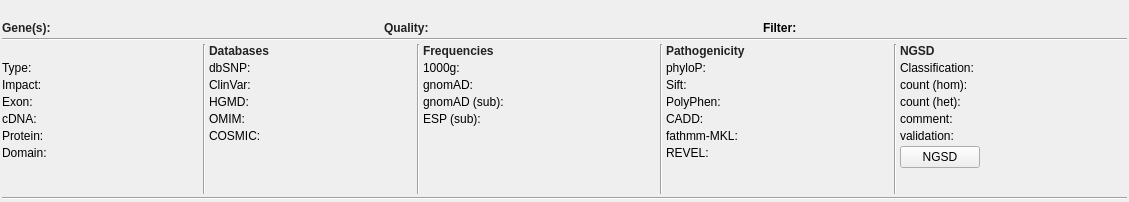
First picture: the form in src/GSvar/VariantDetailsDockWidget.ui, repository imgag/ngs-bits, before the edit.
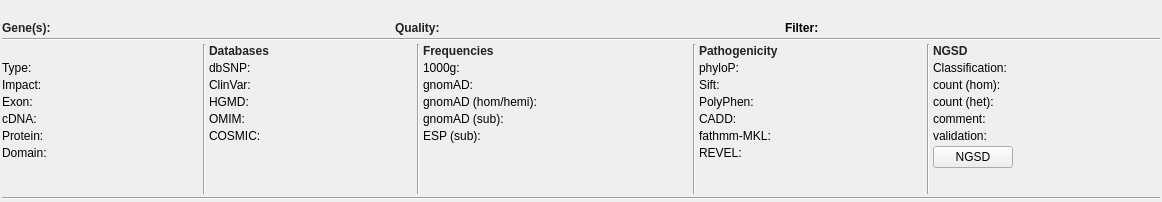
Second picture: the form after the edit. Icons and pictures are not drawn.

```diff
--- a/src/GSvar/VariantDetailsDockWidget.ui
+++ b/src/GSvar/VariantDetailsDockWidget.ui
@@ -6,7 +6,7 @@
    <rect>
     <x>0</x>
     <y>0</y>
-    <width>1120</width>
+    <width>1141</width>
     <height>202</height>
    </rect>
   </property>
@@ -18,7 +18,7 @@
   </property>
   <property name="minimumSize">
    <size>
-    <width>1120</width>
+    <width>1133</width>
     <height>202</height>
    </size>
   </property>
@@ -678,14 +678,14 @@
           </property>
          </widget>
         </item>
-        <item row="3" column="0">
+        <item row="4" column="0">
          <widget class="QLabel" name="label_gnomad_sub">
           <property name="text">
            <string>gnomAD (sub):</string>
           </property>
          </widget>
         </item>
-        <item row="3" column="1">
+        <item row="4" column="1">
          <widget class="QLabel" name="gnomad_sub">
           <property name="minimumSize">
            <size>
@@ -701,20 +701,34 @@
           </property>
          </widget>
         </item>
-        <item row="4" column="0">
+        <item row="5" column="0">
          <widget class="QLabel" name="label_esp_sub">
           <property name="text">
            <string>ESP (sub):</string>
           </property>
          </widget>
         </item>
-        <item row="4" column="1">
+        <item row="5" column="1">
          <widget class="QLabel" name="esp_sub">
           <property name="text">
            <string/>
           </property>
          </widget>
         </item>
+        <item row="3" column="0">
+         <widget class="QLabel" name="label_gnomad_hom_hemi">
+          <property name="text">
+           <string>gnomAD (hom/hemi):</string>
+          </property>
+         </widget>
+        </item>
+        <item row="3" column="1">
+         <widget class="QLabel" name="gnomad_hom_hemi">
+          <property name="text">
+           <string/>
+          </property>
+         </widget>
+        </item>
        </layout>
       </item>
       <item>
```
Left out of the diff: 3 changed lines with no effect on the pictures.
